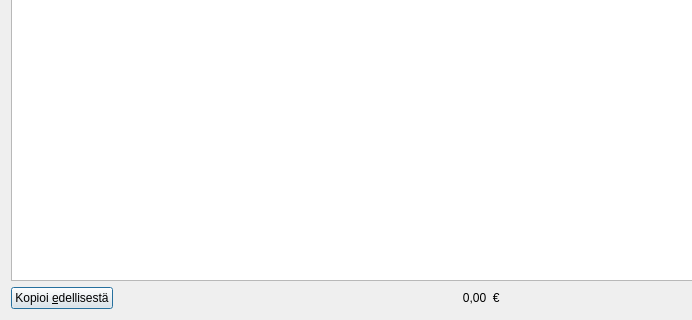
The window that kitupiikki/arkisto/budjettidlg.ui (artoh/kitupiikki) describes before a commit, drawn with Qt 5; both pictures show x 0 to 692 and y 498 to 818 of the 1016 by 818 pixel window.
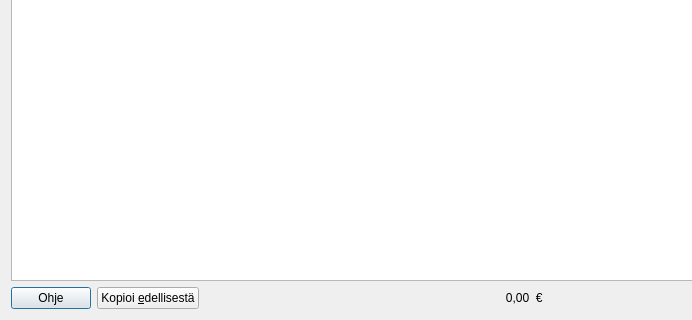
The same window after the commit. Icons and pictures are not drawn.

Commit message: Ohjenappi Budjettiin

```diff
--- a/kitupiikki/arkisto/budjettidlg.ui
+++ b/kitupiikki/arkisto/budjettidlg.ui
@@ -49,6 +49,20 @@
    </item>
    <item>
     <layout class="QHBoxLayout" name="horizontalLayout_2">
+     <item>
+      <widget class="QPushButton" name="ohjeNappi">
+       <property name="text">
+        <string>Ohje</string>
+       </property>
+       <property name="icon">
+        <iconset resource="../pic/pic.qrc">
+         <normaloff>:/pic/ohje.png</normaloff>:/pic/ohje.png</iconset>
+       </property>
+       <property name="shortcut">
+        <string>F1</string>
+       </property>
+      </widget>
+     </item>
      <item>
       <widget class="QPushButton" name="kopioiNappi">
        <property name="text">
```
The commit also changes 1 other file.
